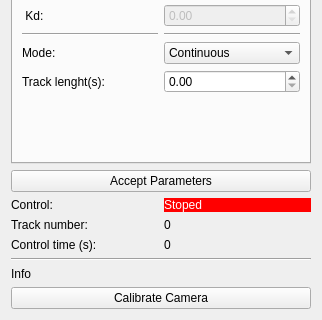
Qt form cladplus_control/resources/control.ui (openlmd/cladplus) before a commit; both pictures show x 0 to 322 and y 271 to 591 of the 322 by 591 pixel window.
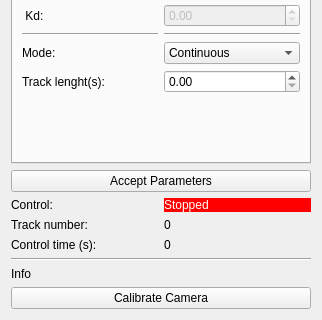
The same form after that commit.

Commit message: Optimizing visualization

Diff of the .ui file:
```diff
--- a/cladplus_control/resources/control.ui
+++ b/cladplus_control/resources/control.ui
@@ -397,7 +397,7 @@
 color: rgb(255, 255, 255);</string>
        </property>
        <property name="text">
-        <string>Stoped</string>
+        <string>Stopped</string>
        </property>
       </widget>
      </item>
```
The commit also changes 2 other files.
